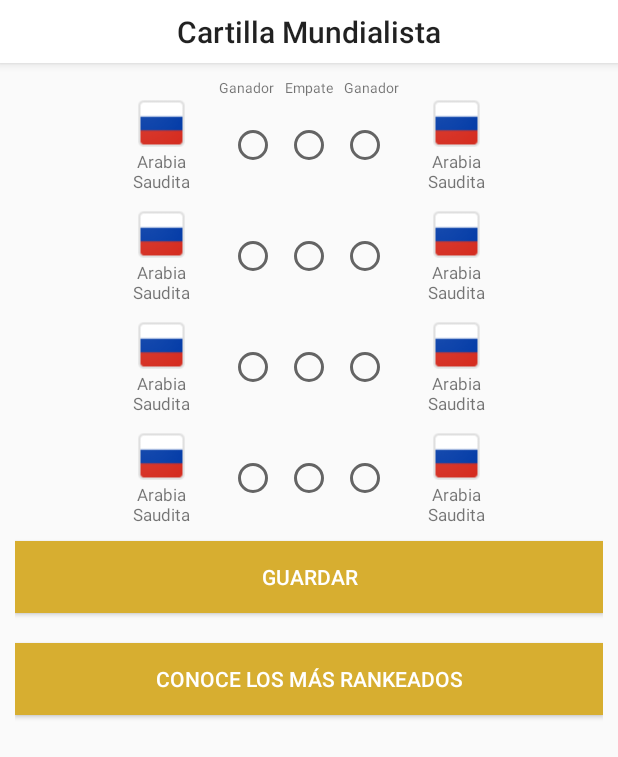
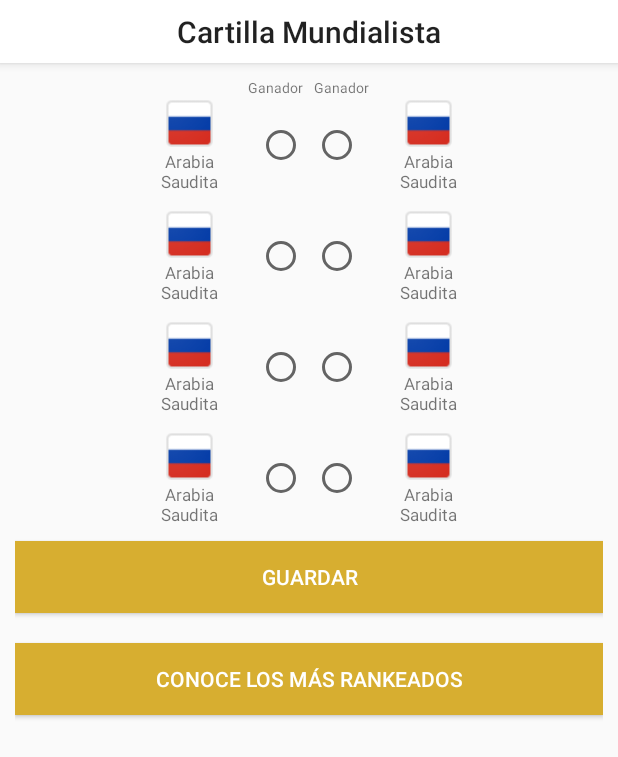
Before and after one commit to pierosanchez/NewPortAppDefinite, an Android app: the MundialEventActivity screen opened directly, with no data from a screen before it, after a tap on "GUARDAR", on a phone screen of 412 x 824 dp. Shown: the top 757 px of the screen. Run offline under Robolectric (Android 15) with nearby library versions, the phone set to English and light mode, and no system bars; our stand-ins replace Picasso; pictures from the network do not load; 5 statements that could not run were skipped.

Commit message:
partial commit 9

```diff
--- a/app/build.gradle
+++ b/app/build.gradle
@@ -10,8 +10,8 @@ android {
         applicationId "com.newport.app"
         minSdkVersion 21
         targetSdkVersion 27
-        versionCode 33
-        versionName "1.1.20"
+        versionCode 34
+        versionName "1.1.21"
         vectorDrawables.useSupportLibrary = true
         testInstrumentationRunner "android.support.test.runner.AndroidJUnitRunner"
     }
--- a/app/src/main/java/com/newport/app/ui/mundialevent/MundialEventActivity.java
+++ b/app/src/main/java/com/newport/app/ui/mundialevent/MundialEventActivity.java
@@ -57,16 +57,16 @@ public class MundialEventActivity extends BaseActivity implements MundialEventCo
 
     private RadioButton group1Country1Checkbox;
     private RadioButton group1Country2Checkbox;
-    private RadioButton group1EmpateCheckbox;
+    //private RadioButton group1EmpateCheckbox;
     private RadioButton group2Country1Checkbox;
     private RadioButton group2Country2Checkbox;
-    private RadioButton group2EmpateCheckbox;
+    //private RadioButton group2EmpateCheckbox;
     private RadioButton group3Country1Checkbox;
     private RadioButton group3Country2Checkbox;
-    private RadioButton group3EmpateCheckbox;
+    //private RadioButton group3EmpateCheckbox;
     private RadioButton group4Country1Checkbox;
     private RadioButton group4Country2Checkbox;
-    private RadioButton group4EmpateCheckbox;
+    //private RadioButton group4EmpateCheckbox;
     private RadioButton radioButton;
 
     private RadioGroup rdgrpPartido1;
@@ -127,16 +127,16 @@ public class MundialEventActivity extends BaseActivity implements MundialEventCo
 
         group1Country1Checkbox = findViewById(R.id.group1Country1Checkbox);
         group1Country2Checkbox = findViewById(R.id.group1Country2Checkbox);
-        group1EmpateCheckbox = findViewById(R.id.group1EmpateCheckbox);
+        //group1EmpateCheckbox = findViewById(R.id.group1EmpateCheckbox);
         group2Country1Checkbox = findViewById(R.id.group2Country1Checkbox);
         group2Country2Checkbox = findViewById(R.id.group2Country2Checkbox);
-        group2EmpateCheckbox = findViewById(R.id.group2EmpateCheckbox);
+        //group2EmpateCheckbox = findViewById(R.id.group2EmpateCheckbox);
         group3Country1Checkbox = findViewById(R.id.group3Country1Checkbox);
         group3Country2Checkbox = findViewById(R.id.group3Country2Checkbox);
-        group3EmpateCheckbox = findViewById(R.id.group3EmpateCheckbox);
+        //group3EmpateCheckbox = findViewById(R.id.group3EmpateCheckbox);
         group4Country1Checkbox = findViewById(R.id.group4Country1Checkbox);
         group4Country2Checkbox = findViewById(R.id.group4Country2Checkbox);
-        group4EmpateCheckbox = findViewById(R.id.group4EmpateCheckbox);
+        //group4EmpateCheckbox = findViewById(R.id.group4EmpateCheckbox);
 
         partido1Layer = findViewById(R.id.partido1Layer);
         partido2Layer = findViewById(R.id.partido2Layer);
@@ -280,44 +280,44 @@ public class MundialEventActivity extends BaseActivity implements MundialEventCo
                     }
                 }
 
-                if (!group1Country1Checkbox.isChecked() && !group1Country2Checkbox.isChecked() && !group1EmpateCheckbox.isChecked() &&
-                        !group2Country1Checkbox.isChecked() && !group2Country2Checkbox.isChecked() && !group2EmpateCheckbox.isChecked() &&
-                        !group3Country1Checkbox.isChecked() && !group3Country2Checkbox.isChecked() && !group3EmpateCheckbox.isChecked() &&
-                        !group4Country1Checkbox.isChecked() && !group4Country2Checkbox.isChecked() && !group4EmpateCheckbox.isChecked()) {
+                if (!group1Country1Checkbox.isChecked() && !group1Country2Checkbox.isChecked() /*&& !group1EmpateCheckbox.isChecked()*/ &&
+                        !group2Country1Checkbox.isChecked() && !group2Country2Checkbox.isChecked() /*&& !group2EmpateCheckbox.isChecked()*/ &&
+                        !group3Country1Checkbox.isChecked() && !group3Country2Checkbox.isChecked() /*&& !group3EmpateCheckbox.isChecked()*/ &&
+                        !group4Country1Checkbox.isChecked() && !group4Country2Checkbox.isChecked() /*&& !group4EmpateCheckbox.isChecked()*/) {
                     Toast.makeText(NewPortApplication.getAppContext(), "Seleccione alguna casilla, por favor.", Toast.LENGTH_SHORT).show();
                 } else {
                     if (currentMatchs.size() == 1) {
-                        if (!group1Country1Checkbox.isChecked() && !group1Country2Checkbox.isChecked() && !group1EmpateCheckbox.isChecked()) {
+                        if (!group1Country1Checkbox.isChecked() && !group1Country2Checkbox.isChecked() /*&& !group1EmpateCheckbox.isChecked()*/) {
                             Toast.makeText(NewPortApplication.getAppContext(), "Seleccione alguna casilla, por favor.", Toast.LENGTH_SHORT).show();
                         } else {
                             onClickButtonSave();
                         }
                     } else if (currentMatchs.size() == 2) {
-                        if (!group1Country1Checkbox.isChecked() && !group1Country2Checkbox.isChecked() && !group1EmpateCheckbox.isChecked()) {
+                        if (!group1Country1Checkbox.isChecked() && !group1Country2Checkbox.isChecked() /*&& !group1EmpateCheckbox.isChecked()*/) {
                             Toast.makeText(NewPortApplication.getAppContext(), "Seleccione alguna casilla, por favor.", Toast.LENGTH_SHORT).show();
-                        } else if (!group2Country1Checkbox.isChecked() && !group2Country2Checkbox.isChecked() && !group2EmpateCheckbox.isChecked()) {
+                        } else if (!group2Country1Checkbox.isChecked() && !group2Country2Checkbox.isChecked() /*&& !group2EmpateCheckbox.isChecked()*/) {
                             Toast.makeText(NewPortApplication.getAppContext(), "Seleccione alguna casilla, por favor.", Toast.LENGTH_SHORT).show();
                         } else {
                             onClickButtonSave();
                         }
                     } else if (currentMatchs.size() == 3) {
-                        if (!group1Country1Checkbox.isChecked() && !group1Country2Checkbox.isChecked() && !group1EmpateCheckbox.isChecked()) {
+                        if (!group1Country1Checkbox.isChecked() && !group1Country2Checkbox.isChecked() /*&& !group1EmpateCheckbox.isChecked()*/) {
                             Toast.makeText(NewPortApplication.getAppContext(), "Seleccione alguna casilla, por favor.", Toast.LENGTH_SHORT).show();
-                        } else if (!group2Country1Checkbox.isChecked() && !group2Country2Checkbox.isChecked() && !group2EmpateCheckbox.isChecked()) {
+                        } else if (!group2Country1Checkbox.isChecked() && !group2Country2Checkbox.isChecked() /*&& !group2EmpateCheckbox.isChecked()*/) {
                             Toast.makeText(NewPortApplication.getAppContext(), "Seleccione alguna casilla, por favor.", Toast.LENGTH_SHORT).show();
-                        } else if (!group3Country1Checkbox.isChecked() && !group3Country2Checkbox.isChecked() && !group3EmpateCheckbox.isChecked()) {
+                        } else if (!group3Country1Checkbox.isChecked() && !group3Country2Checkbox.isChecked() /*&& !group3EmpateCheckbox.isChecked()*/) {
                             Toast.makeText(NewPortApplication.getAppContext(), "Seleccione alguna casilla, por favor.", Toast.LENGTH_SHORT).show();
                         } else {
                             onClickButtonSave();
                         }
                     } else {
-                        if (!group1Country1Checkbox.isChecked() && !group1Country2Checkbox.isChecked() && !group1EmpateCheckbox.isChecked()) {
+                        if (!group1Country1Checkbox.isChecked() && !group1Country2Checkbox.isChecked() /*&& !group1EmpateCheckbox.isChecked()*/) {
                             Toast.makeText(NewPortApplication.getAppContext(), "Seleccione alguna casilla, por favor.", Toast.LENGTH_SHORT).show();
-                        } else if (!group2Country1Checkbox.isChecked() && !group2Country2Checkbox.isChecked() && !group2EmpateCheckbox.isChecked()) {
+                        } else if (!group2Country1Checkbox.isChecked() && !group2Country2Checkbox.isChecked() /*&& !group2EmpateCheckbox.isChecked()*/) {
                             Toast.makeText(NewPortApplication.getAppContext(), "Seleccione alguna casilla, por favor.", Toast.LENGTH_SHORT).show();
-                        } else if (!group3Country1Checkbox.isChecked() && !group3Country2Checkbox.isChecked() && !group3EmpateCheckbox.isChecked()) {
+                        } else if (!group3Country1Checkbox.isChecked() && !group3Country2Checkbox.isChecked() /*&& !group3EmpateCheckbox.isChecked()*/) {
                             Toast.makeText(NewPortApplication.getAppContext(), "Seleccione alguna casilla, por favor.", Toast.LENGTH_SHORT).show();
-                        } else if (!group4Country1Checkbox.isChecked() && !group4Country2Checkbox.isChecked() && !group4EmpateCheckbox.isChecked()) {
+                        } else if (!group4Country1Checkbox.isChecked() && !group4Country2Checkbox.isChecked() /*&& !group4EmpateCheckbox.isChecked()*/) {
                             Toast.makeText(NewPortApplication.getAppContext(), "Seleccione alguna casilla, por favor.", Toast.LENGTH_SHORT).show();
                         } else {
                             onClickButtonSave();
--- a/app/src/main/res/layout/activity_mundial_event.xml
+++ b/app/src/main/res/layout/activity_mundial_event.xml
@@ -79,12 +79,12 @@
                             android:text="@string/winner_label"
                             android:textSize="9sp" />
 
-                        <TextView
+                        <!--<TextView
                             android:layout_width="wrap_content"
                             android:layout_height="wrap_content"
                             android:layout_marginRight="7dp"
                             android:text="@string/empate_label"
-                            android:textSize="9sp" />
+                            android:textSize="9sp" />-->
 
                         <TextView
                             android:layout_width="wrap_content"
@@ -145,11 +145,11 @@
                                         android:layout_height="wrap_content"
                                         android:layout_marginRight="5dp" />
 
-                                    <RadioButton
+                                    <!--<RadioButton
                                         android:id="@+id/group1EmpateCheckbox"
                                         android:layout_width="wrap_content"
                                         android:layout_height="wrap_content"
-                                        android:layout_marginRight="5dp" />
+                                        android:layout_marginRight="5dp" />-->
 
                                     <RadioButton
                                         android:id="@+id/group1Country2Checkbox"
@@ -239,11 +239,11 @@
                                         android:layout_height="wrap_content"
                                         android:layout_marginRight="5dp" />
 
-                                    <RadioButton
+                                    <!--<RadioButton
                                         android:id="@+id/group2EmpateCheckbox"
                                         android:layout_width="wrap_content"
                                         android:layout_height="wrap_content"
-                                        android:layout_marginRight="5dp" />
+                                        android:layout_marginRight="5dp" />-->
 
                                     <RadioButton
                                         android:id="@+id/group2Country2Checkbox"
@@ -333,11 +333,11 @@
                                         android:layout_height="wrap_content"
                                         android:layout_marginRight="5dp" />
 
-                                    <RadioButton
+                                    <!--<RadioButton
                                         android:id="@+id/group3EmpateCheckbox"
                                         android:layout_width="wrap_content"
                                         android:layout_height="wrap_content"
-                                        android:layout_marginRight="5dp" />
+                                        android:layout_marginRight="5dp" />-->
 
                                     <RadioButton
                                         android:id="@+id/group3Country2Checkbox"
@@ -427,11 +427,11 @@
                                         android:layout_height="wrap_content"
                                         android:layout_marginRight="5dp" />
 
-                                    <RadioButton
+                                    <!--<RadioButton
                                         android:id="@+id/group4EmpateCheckbox"
                                         android:layout_width="wrap_content"
                                         android:layout_height="wrap_content"
-                                        android:layout_marginRight="5dp" />
+                                        android:layout_marginRight="5dp" />-->
 
                                     <RadioButton
                                         android:id="@+id/group4Country2Checkbox"
--- a/app/src/main/res/layout/activity_status_mundial.xml
+++ b/app/src/main/res/layout/activity_status_mundial.xml
@@ -129,7 +129,7 @@
                         android:layout_width="match_parent"
                         android:layout_height="wrap_content"
                         android:layout_marginTop="5dp"
-                        android:text="ABANTO CALVO JHONATAN ALEXANDER"
+                        android:text="GARCIA LOZANO CHRISTIAN JOEY"
                         android:textColor="@android:color/black"
                         android:textSize="16sp" />
 
@@ -150,7 +150,7 @@
                         android:layout_width="match_parent"
                         android:layout_height="wrap_content"
                         android:layout_marginTop="5dp"
-                        android:text="AGURTO COLOMBO CESAR AUGUSTO"
+                        android:text="SALAZAR CORDOVA LUIS ALBERTO"
                         android:textColor="@android:color/black"
                         android:textSize="16sp" />
 
```
Also changed, not shown: 1 other file.
